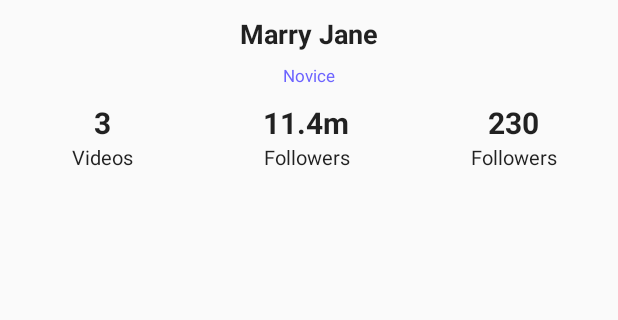
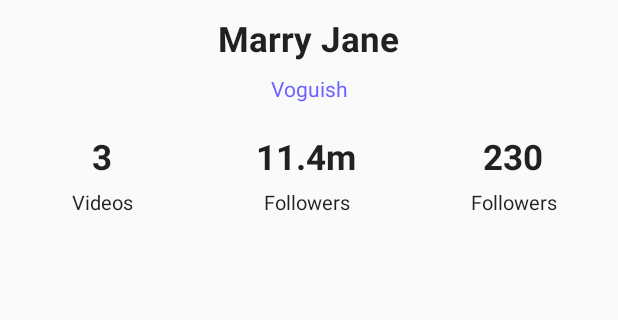
Before and after one commit to Marannix/Portrayal, an Android app: the screen it shows after launch (MainActivity), on a phone screen of 412 x 824 dp, the part 294-614 px from its top. Run offline under Robolectric (Android 15) with nearby library versions, the phone set to English and light mode, and no system bars.

Commit message:
Reduce font size of the information text and increase the username

```diff
--- a/app/src/main/res/layout/activity_main.xml
+++ b/app/src/main/res/layout/activity_main.xml
@@ -25,7 +25,7 @@
             android:layout_marginTop="10dp"
             android:text="Marry Jane"
             android:textStyle="bold"
-            android:textSize="18sp"
+            android:textSize="23sp"
             android:textColor="?android:textColorPrimary"
             app:layout_constraintTop_toBottomOf="@+id/userAvatar"
             app:layout_constraintStart_toStartOf="parent"
@@ -36,8 +36,8 @@
             android:id="@+id/userRank"
             android:layout_width="wrap_content"
             android:layout_height="0dp"
-            android:text="Novice"
-            android:textSize="11sp"
+            android:text="Voguish"
+            android:textSize="14sp"
             android:layout_marginTop="8dp"
             android:textColor="@color/rankTextColor"
             app:layout_constraintStart_toStartOf="parent"
@@ -48,7 +48,7 @@
             layout="@layout/profile_information_layout"
             android:layout_height="wrap_content"
             android:layout_width="0dp"
-            android:layout_marginTop="10dp"
+            android:layout_marginTop="20dp"
             app:layout_constraintStart_toStartOf="parent"
             app:layout_constraintEnd_toEndOf="parent"
             app:layout_constraintTop_toBottomOf="@id/userRank"
--- a/app/src/main/res/layout/profile_information_layout.xml
+++ b/app/src/main/res/layout/profile_information_layout.xml
@@ -31,11 +31,10 @@
             android:gravity="center"
             android:text="3"
             android:textStyle="bold"
-            android:textSize="20sp"
+            android:textSize="23sp"
             android:textColor="?android:textColorPrimary"
             android:maxLines="1"
             app:autoSizeTextType="uniform"
-            app:autoSizeMaxTextSize="20sp"
             app:autoSizeMinTextSize="13sp"
             app:layout_constraintStart_toStartOf="parent"
             app:layout_constraintTop_toTopOf="parent"
@@ -47,6 +46,7 @@
             android:layout_height="wrap_content"
             android:text="Videos"
             android:textSize="13sp"
+            android:layout_marginTop="5dp"
             android:textColor="?android:textColorPrimary"
             android:gravity="center"
             app:layout_constraintStart_toStartOf="parent"
@@ -61,11 +61,10 @@
             android:gravity="center"
             android:text="11.4m"
             android:textStyle="bold"
-            android:textSize="20sp"
+            android:textSize="23sp"
             android:textColor="?android:textColorPrimary"
             android:maxLines="1"
             app:autoSizeTextType="uniform"
-            app:autoSizeMaxTextSize="20sp"
             app:autoSizeMinTextSize="13sp"
             app:layout_constraintStart_toStartOf="@id/profile_information_start_guideline"
             app:layout_constraintTop_toTopOf="parent"
@@ -77,6 +76,7 @@
             android:layout_height="wrap_content"
             android:text="Followers"
             android:textSize="13sp"
+            android:layout_marginTop="5dp"
             android:textColor="?android:textColorPrimary"
             android:gravity="center"
             app:layout_constraintStart_toStartOf="@id/profile_information_start_guideline"
@@ -91,11 +91,10 @@
             android:gravity="center"
             android:text="230"
             android:textStyle="bold"
-            android:textSize="20sp"
+            android:textSize="23sp"
             android:textColor="?android:textColorPrimary"
             android:maxLines="1"
             app:autoSizeTextType="uniform"
-            app:autoSizeMaxTextSize="20sp"
             app:autoSizeMinTextSize="13sp"
             app:layout_constraintStart_toStartOf="@id/profile_information_end_guideline"
             app:layout_constraintTop_toTopOf="parent"
@@ -107,6 +106,7 @@
             android:layout_height="wrap_content"
             android:text="Followers"
             android:textSize="13sp"
+            android:layout_marginTop="5dp"
             android:textColor="?android:textColorPrimary"
             android:gravity="center"
             app:layout_constraintStart_toStartOf="@id/profile_information_end_guideline"
```
